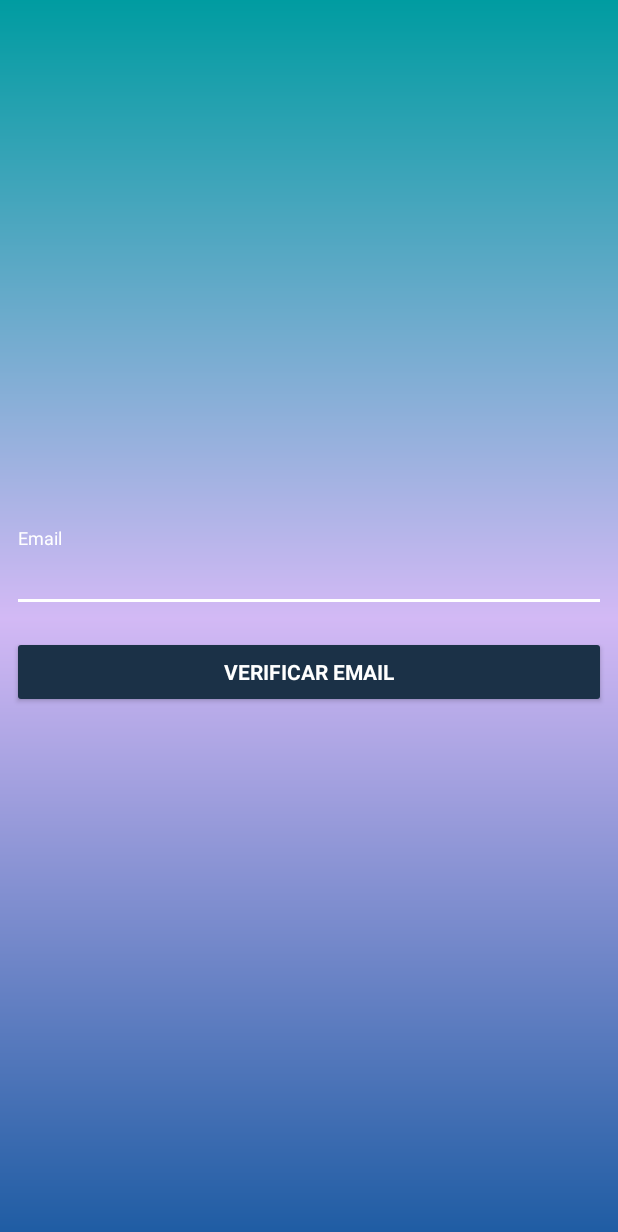
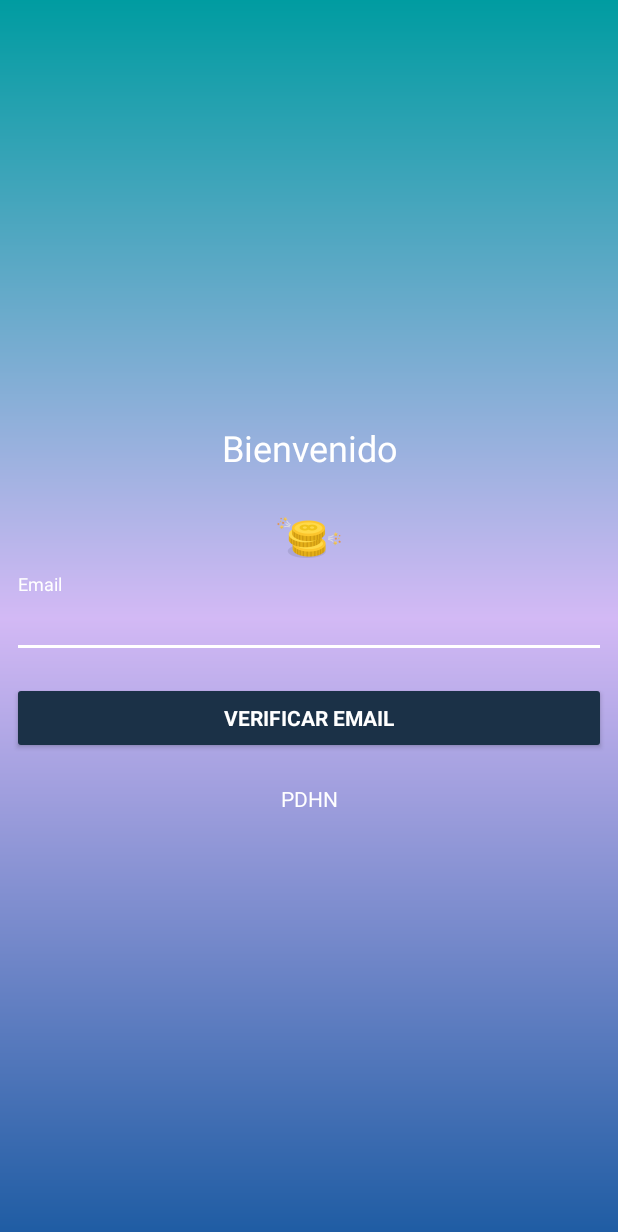
Before and after one commit to oswen244/tienda-kotlin, an Android app: the screen it shows after launch (VerificarEmailActivity), on a phone screen of 412 x 824 dp. Shown: the top 1232 px of the screen. Run offline under Robolectric (Android 15) with nearby library versions, the phone set to English and light mode, and no system bars.

Commit message:
Cambios en vista de verificación de email

```diff
--- a/app/src/main/java/com/oswaldo/tiendakotlin/VerificarEmailActivity.kt
+++ b/app/src/main/java/com/oswaldo/tiendakotlin/VerificarEmailActivity.kt
@@ -2,6 +2,7 @@ package com.oswaldo.tiendakotlin
 
 import android.os.Bundle
 import android.support.v7.app.AppCompatActivity
+import android.view.WindowManager
 
 /**
  * A login screen that offers login via email/password.
@@ -11,6 +12,12 @@ class VerificarEmailActivity : AppCompatActivity(){
     override fun onCreate(savedInstanceState: Bundle?) {
         super.onCreate(savedInstanceState)
         setContentView(R.layout.activity_verificar_email)
+
+        val window = this.window
+
+        window.addFlags(WindowManager.LayoutParams.FLAG_DRAWS_SYSTEM_BAR_BACKGROUNDS)
+        window.clearFlags(WindowManager.LayoutParams.FLAG_TRANSLUCENT_STATUS)
+        window.statusBarColor = this.resources.getColor(R.color.colorPrimaryDark, null)
     }
 
 }
--- a/app/src/main/res/layout/activity_verificar_email.xml
+++ b/app/src/main/res/layout/activity_verificar_email.xml
@@ -14,6 +14,14 @@
             app:layout_constraintEnd_toEndOf="parent" android:layout_marginEnd="8dp" android:layout_marginBottom="8dp"
             app:layout_constraintBottom_toBottomOf="parent">
 
+        <TextView
+                android:text="@string/bienvenido"
+                android:layout_width="match_parent"
+                android:layout_height="wrap_content" android:id="@+id/textView3" android:textColor="@color/colorText"
+                android:textAlignment="center" android:textSize="24sp" android:paddingBottom="20dp"/>
+        <ImageView
+                android:layout_width="match_parent"
+                android:layout_height="wrap_content" app:srcCompat="@mipmap/ic_logo" android:id="@+id/imageView2"/>
         <android.support.design.widget.TextInputLayout
                 android:layout_width="match_parent"
                 android:layout_height="wrap_content"
@@ -41,6 +49,11 @@
                 android:layout_marginTop="16dp"
                 android:text="@string/action_verify_email"
                 android:textStyle="bold"/>
+        <TextView
+                android:text="@string/pdhn"
+                android:layout_width="match_parent"
+                android:layout_height="wrap_content" android:id="@+id/textView2" android:textColor="@color/colorText"
+                android:textAlignment="center" android:paddingTop="20dp"/>
 
     </LinearLayout>
 
--- a/app/src/main/res/values/strings.xml
+++ b/app/src/main/res/values/strings.xml
@@ -17,4 +17,6 @@
     <string name="error_incorrect_password">This password is incorrect</string>
     <string name="error_field_required">This field is required</string>
     <string name="permission_rationale">"Contacts permissions are needed for providing email completions."</string>
+    <string name="bienvenido">Bienvenido</string>
+    <string name="pdhn">PDHN</string>
 </resources>
```
Also changed, not shown: app/src/main/ic_logo-web.png (added), app/src/main/res/mipmap-hdpi/ic_logo.png (added), app/src/main/res/mipmap-mdpi/ic_logo.png (added), app/src/main/res/mipmap-xhdpi/ic_logo.png (added), app/src/main/res/mipmap-xxhdpi/ic_logo.png (added), app/src/main/res/mipmap-xxxhdpi/ic_logo.png (added), 1 other file.
